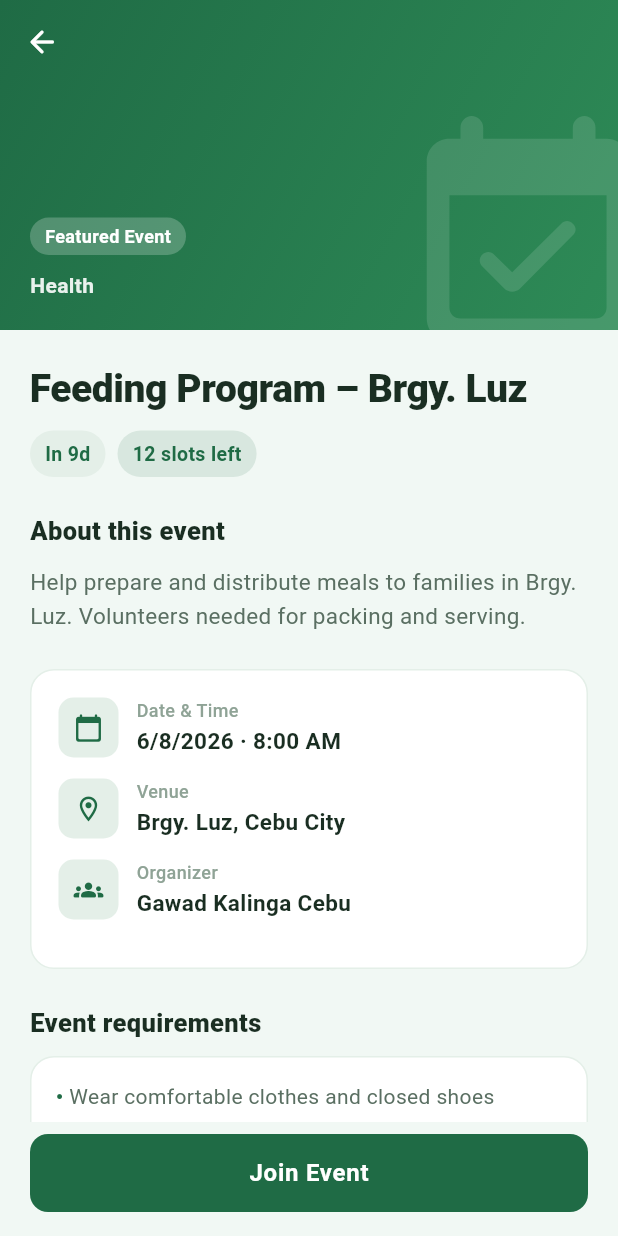
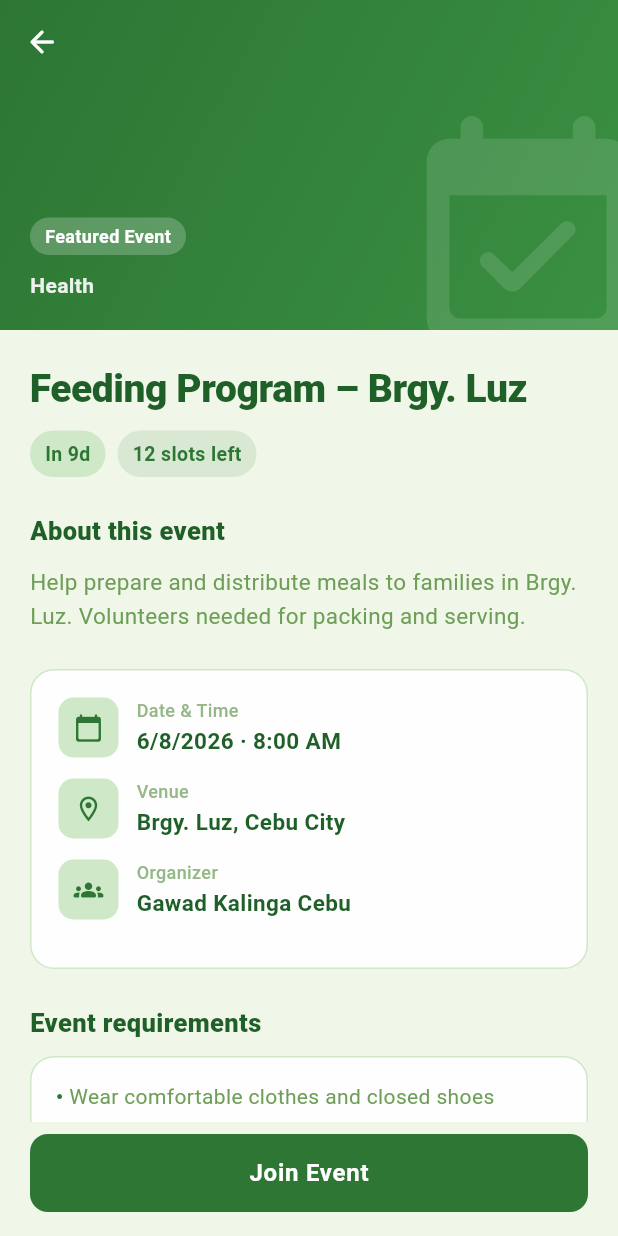
Before and after one commit to ford-HUB/cares-infra, a Flutter app: the EventDetailsScreen screen opened directly with sample values from the repository, on a phone screen of 412 x 824 dp. Run offline on Flutter 3.47's test engine with Material 3 defaults, Android fonts, the phone set to English and light mode, and no system bars; our stand-ins replace fl_chart, geolocator, image_picker, qr_flutter; accounts and stored records are empty.

Commit message:
Changed the app_theme colors

```diff
--- a/mobile/lib/core/theme/app_theme.dart
+++ b/mobile/lib/core/theme/app_theme.dart
@@ -1,22 +1,37 @@
 import 'package:flutter/material.dart';
 
-/// Environmental green palette — forest, sage, and natural tones.
+/// Environmental green palette — sage background, forest accents.
 class AppColors {
-  static const Color primary = Color(0xFF1F6B45);
-  static const Color primaryLight = Color(0xFF2E8B57);
+  // Main surfaces
+  static const Color background = Color(0xFFF0F7E8);
+  static const Color surface = Color(0xFFFEFEFE);
+
+  // Brand greens
+  static const Color primary = Color(0xFF2D7634);
+  static const Color primaryDark = Color(0xFF1F5F28);
+  static const Color primaryLight = Color(0xFF3A9042);
+  static const Color accentLight = Color(0xFFC1D8B9);
+
+  // Legacy aliases used across the app
+  static const Color accent = Color(0xFF6E9E58);
+  static const Color accentBright = Color(0xFF8DB878);
+  static const Color accentYellow = Color(0xFF8DB878);
+  static const Color accentGreen = Color(0xFF1F5F28);
+
+  // Semantic
   static const Color secondary = Color(0xFFC62828);
-  static const Color accent = Color(0xFF3CB371);
-  static const Color accentBright = Color(0xFF66BB6A);
-  static const Color accentYellow = Color(0xFF8BC34A);
-  static const Color accentGreen = Color(0xFF2E7D32);
-  static const Color background = Color(0xFFF1F8F4);
-  static const Color surface = Color(0xFFFFFFFF);
-  static const Color inputFill = Color(0xFFE4EFE8);
-  static const Color borderLight = Color(0xFFC8DFD0);
   static const Color accentOrange = Color(0xFFE65100);
-  static const Color textPrimary = Color(0xFF1A2E22);
-  static const Color textSecondary = Color(0xFF5A6F62);
-  static const Color textMuted = Color(0xFF8FA396);
+
+  // Fills & borders
+  static const Color inputFill = Color(0xFFCFE8C8);
+  static const Color borderCard = Color(0xFFB7DDB5);
+  static const Color borderLight = Color(0xFFCFE8C8);
+  static const Color borderActive = Color(0xFF2D7634);
+
+  // Text
+  static const Color textPrimary = Color(0xFF1F5F28);
+  static const Color textSecondary = Color(0xFF6E9E58);
+  static const Color textMuted = Color(0xFF95B888);
 
   static const double cardRadius = 18;
   static const double pillRadius = 999;
@@ -31,13 +46,13 @@ class AppDecorations {
     return BoxDecoration(
       color: color ?? AppColors.surface,
       borderRadius: BorderRadius.circular(radius),
-      border: Border.all(color: AppColors.borderLight, width: 1),
+      border: Border.all(color: AppColors.borderCard, width: 1),
     );
   }
 
   static BoxDecoration softBadge({Color? fill}) {
     return BoxDecoration(
-      color: fill ?? AppColors.inputFill,
+      color: fill ?? AppColors.accentLight,
       borderRadius: BorderRadius.circular(AppColors.pillRadius),
       border: Border.all(color: AppColors.borderLight, width: 1),
     );
@@ -119,12 +134,12 @@ class AppTheme {
         ),
         enabledBorder: OutlineInputBorder(
           borderRadius: borderRadius,
-          borderSide: BorderSide.none,
+          borderSide: const BorderSide(color: AppColors.borderLight),
         ),
         focusedBorder: OutlineInputBorder(
           borderRadius: borderRadius,
-          borderSide: BorderSide(
-            color: AppColors.primary.withValues(alpha: 0.5),
+          borderSide: const BorderSide(
+            color: AppColors.borderActive,
             width: 1.5,
           ),
         ),
--- a/mobile/lib/features/dashboard/data/analytics_data.dart
+++ b/mobile/lib/features/dashboard/data/analytics_data.dart
@@ -36,9 +36,9 @@ const kAnalyticsMonthlyStats = [
 ];
 
 const kAnalyticsCategoryBreakdown = [
-  CategoryBreakdown(category: 'Environment', count: 5, colorValue: 0xFF1F6B45),
-  CategoryBreakdown(category: 'Education', count: 4, colorValue: 0xFF2E8B57),
-  CategoryBreakdown(category: 'Health', count: 2, colorValue: 0xFF66BB6A),
+  CategoryBreakdown(category: 'Environment', count: 5, colorValue: 0xFF2D7634),
+  CategoryBreakdown(category: 'Education', count: 4, colorValue: 0xFF3A9042),
+  CategoryBreakdown(category: 'Health', count: 2, colorValue: 0xFF6E9E58),
 ];
 
 class AnalyticsSummary {
--- a/mobile/lib/features/dashboard/student/tabs/student_activities_tab.dart
+++ b/mobile/lib/features/dashboard/student/tabs/student_activities_tab.dart
@@ -93,7 +93,7 @@ class _StudentActivitiesTabState extends State<StudentActivitiesTab> {
                           fontSize: 28,
                           fontWeight: FontWeight.w800,
                           letterSpacing: -0.5,
-                          color: AppColors.primary,
+                          color: AppColors.textPrimary,
                         ),
                   ),
                   const SizedBox(height: 6),
--- a/mobile/lib/features/dashboard/student/tabs/student_home_tab.dart
+++ b/mobile/lib/features/dashboard/student/tabs/student_home_tab.dart
@@ -56,7 +56,7 @@ class StudentHomeTab extends StatelessWidget {
             style: Theme.of(context).textTheme.headlineMedium?.copyWith(
                   fontSize: 18,
                   fontWeight: FontWeight.w800,
-                  color: AppColors.primary,
+                  color: AppColors.textPrimary,
                 ),
           ),
         ),
@@ -95,7 +95,7 @@ class StudentHomeTab extends StatelessWidget {
             style: Theme.of(context).textTheme.headlineMedium?.copyWith(
                   fontSize: 18,
                   fontWeight: FontWeight.w800,
-                  color: AppColors.primary,
+                  color: AppColors.textPrimary,
                 ),
           ),
         ),
--- a/mobile/lib/features/dashboard/student/tabs/student_ranks_tab.dart
+++ b/mobile/lib/features/dashboard/student/tabs/student_ranks_tab.dart
@@ -105,7 +105,7 @@ class _StudentRanksTabState extends State<StudentRanksTab> {
                           fontSize: 28,
                           fontWeight: FontWeight.w800,
                           letterSpacing: -0.5,
-                          color: AppColors.primary,
+                          color: AppColors.textPrimary,
                         ),
                   ),
                   const SizedBox(height: 6),
--- a/mobile/lib/features/dashboard/widgets/dashboard_shell_widgets.dart
+++ b/mobile/lib/features/dashboard/widgets/dashboard_shell_widgets.dart
@@ -43,7 +43,7 @@ class DashboardHeader extends StatelessWidget {
                 style: const TextStyle(
                   fontSize: 22,
                   fontWeight: FontWeight.w800,
-                  color: AppColors.primary,
+                  color: AppColors.textPrimary,
                   height: 1.1,
                 ),
               ),
@@ -58,7 +58,7 @@ class DashboardHeader extends StatelessWidget {
             IconButton(
               onPressed: () => DashboardNotificationsScreen.open(context),
               icon: const Icon(Icons.notifications_none_rounded),
-              color: AppColors.textPrimary,
+              color: AppColors.primary,
               tooltip: 'Notifications',
             ),
             if (showNotificationDot)
```
Also changed, not shown: mobile/lib/features/dashboard/widgets/donation_cards.dart (+5 -5 lines), mobile/lib/features/dashboard/widgets/event_cards.dart (+4 -4 lines).
